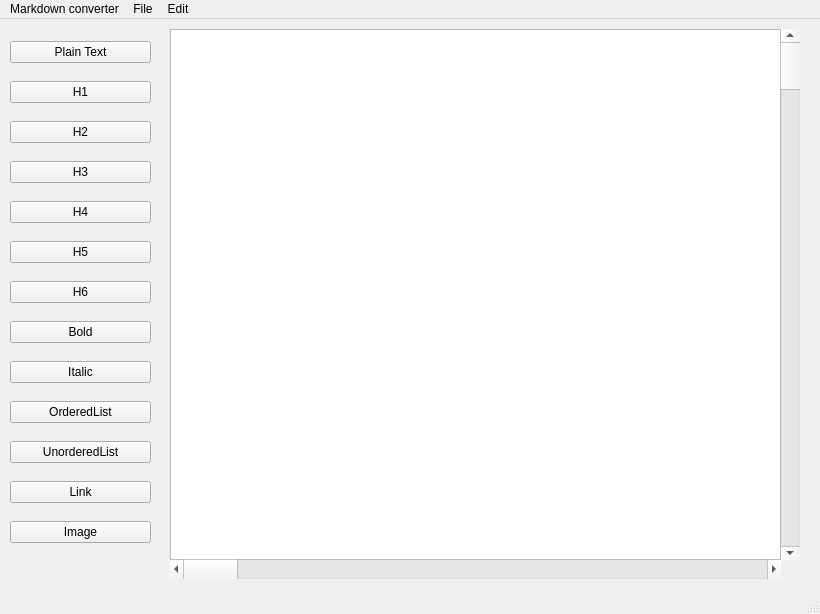
jp3pe/markdown-converter, file MainWindow.ui: the form before one commit.
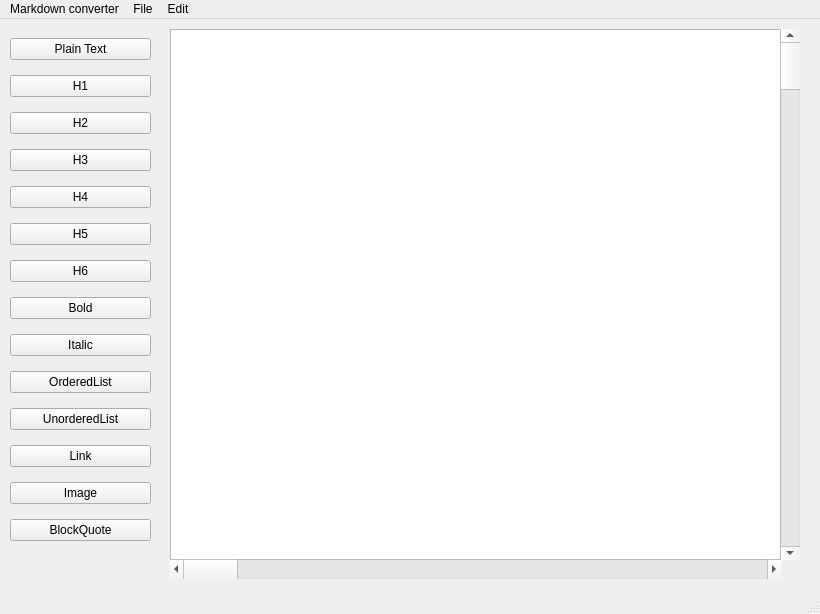
The form after the commit.

Commit message: Add blockquote button

```diff
--- a/MainWindow.ui
+++ b/MainWindow.ui
@@ -115,6 +115,13 @@
        </property>
       </widget>
      </item>
+     <item>
+      <widget class="QPushButton" name="pushButton_BlockQuote">
+       <property name="text">
+        <string>BlockQuote</string>
+       </property>
+      </widget>
+     </item>
     </layout>
    </widget>
    <widget class="QTextEdit" name="textEdit">
```
The commit also changes 1 other file.
